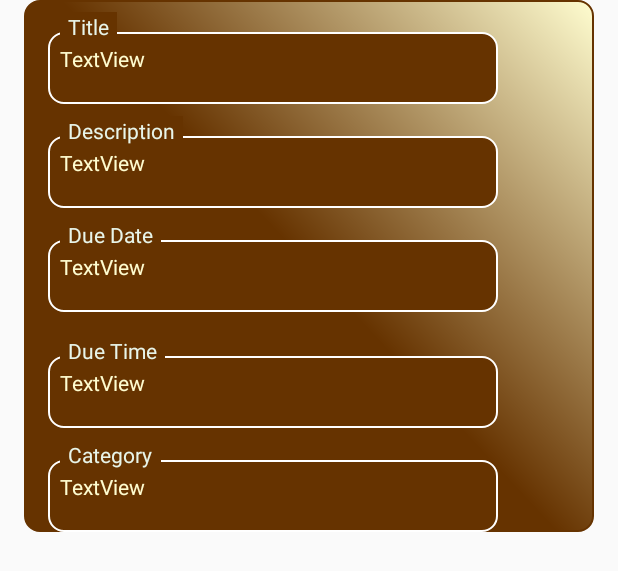
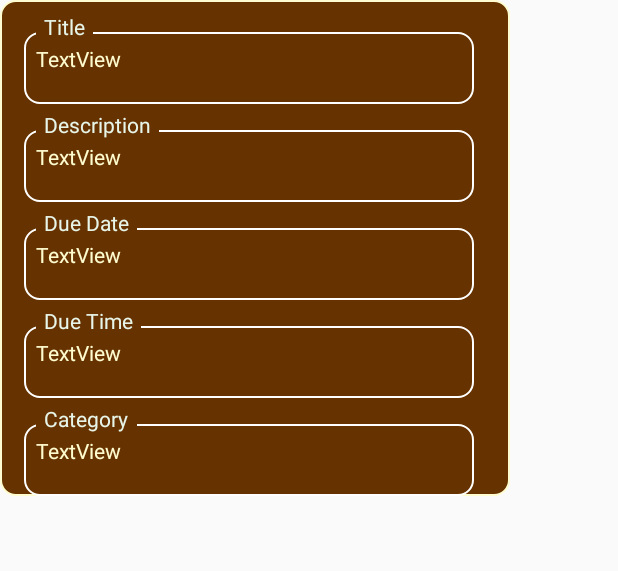
Before and after one commit to Dalton-47/Task-Management-Application, an Android app: the layout search_tasks_layout.xml on its own in the app's theme, with its tools: preview values and no code run, on a phone screen of 412 x 824 dp. Shown: the top 571 px of the screen. Run offline under Robolectric (Android 15) with nearby library versions, the phone set to English and light mode, and no system bars.

Commit message:
modified search tasks page

```diff
--- a/app/src/main/java/com/example/luna/Create_Task.java
+++ b/app/src/main/java/com/example/luna/Create_Task.java
@@ -242,7 +242,7 @@ public class Create_Task extends AppCompatActivity {
          //String title, String description, String startTimme, String dueDate, String category
          Task_Class taskObj = new Task_Class(taskTitle,taskDescription,taskDueTime,taskDueDate,taskCategory,status,dateTimeString);
          //use dueDate+dueTime as the child Ref
-         taskReference.child(dateTimeString).child(taskTitle).setValue(taskObj).addOnCompleteListener(new OnCompleteListener<Void>() {
+         taskReference.child(userId).child(taskDueDate).child(dateTimeString).setValue(taskObj).addOnCompleteListener(new OnCompleteListener<Void>() {
             @Override
             public void onComplete(@NonNull Task<Void> task) {
                if(task.isSuccessful())
--- a/app/src/main/res/layout/search_tasks_layout.xml
+++ b/app/src/main/res/layout/search_tasks_layout.xml
@@ -6,13 +6,13 @@
     xmlns:app="http://schemas.android.com/apk/res-auto">
 
     <ScrollView
-        android:layout_width="380dp"
+        android:id="@+id/scrollViewSearchTasks"
+        android:layout_width="340dp"
         android:layout_height="wrap_content"
-        android:layout_marginTop="8dp"
-        android:background="@drawable/rounded_gradient_background"
-        app:layout_constraintEnd_toEndOf="parent"
+        android:background="@drawable/button_background"
         app:layout_constraintStart_toStartOf="parent"
-        app:layout_constraintTop_toBottomOf="@+id/view11">
+        app:layout_constraintTop_toTopOf="parent">
+
 
         <LinearLayout
             android:layout_width="match_parent"
@@ -28,7 +28,7 @@
                     android:layout_height="match_parent">
 
                     <TextView
-                        android:id="@+id/textView14"
+                        android:id="@+id/textViewTaskTitle_SEARCH"
                         android:layout_width="300dp"
                         android:layout_height="48dp"
                         android:layout_marginStart="16dp"
@@ -55,7 +55,7 @@
                         app:layout_constraintTop_toTopOf="parent" />
 
                     <TextView
-                        android:id="@+id/textView21"
+                        android:id="@+id/textViewTaskDescription_SEARCH"
                         android:layout_width="300dp"
                         android:layout_height="wrap_content"
                         android:layout_marginStart="16dp"
@@ -73,17 +73,17 @@
                         android:layout_width="wrap_content"
                         android:layout_height="wrap_content"
                         android:layout_marginStart="24dp"
-                        android:layout_marginTop="8dp"
+                        android:layout_marginTop="4dp"
                         android:background="#663300"
                         android:paddingStart="5dp"
                         android:paddingEnd="5dp"
                         android:text="Description"
                         android:textColor="#E8F5E9"
                         app:layout_constraintStart_toStartOf="parent"
-                        app:layout_constraintTop_toBottomOf="@+id/textView14" />
+                        app:layout_constraintTop_toBottomOf="@+id/textViewTaskTitle_SEARCH" />
 
                     <TextView
-                        android:id="@+id/textView23"
+                        android:id="@+id/textViewTaskDueDate_SEARCH"
                         android:layout_width="300dp"
                         android:layout_height="48dp"
                         android:layout_marginStart="16dp"
@@ -100,17 +100,17 @@
                         android:layout_width="wrap_content"
                         android:layout_height="wrap_content"
                         android:layout_marginStart="24dp"
-                        android:layout_marginTop="8dp"
+                        android:layout_marginTop="4dp"
                         android:background="#663300"
                         android:paddingStart="5dp"
                         android:paddingEnd="5dp"
                         android:text="Due Date"
                         android:textColor="#E8F5E9"
                         app:layout_constraintStart_toStartOf="parent"
-                        app:layout_constraintTop_toBottomOf="@+id/textView21" />
+                        app:layout_constraintTop_toBottomOf="@+id/textViewTaskDescription_SEARCH" />
 
                     <TextView
-                        android:id="@+id/textView25"
+                        android:id="@+id/textViewTaskDueTime_SEARCH"
                         android:layout_width="300dp"
                         android:layout_height="48dp"
                         android:layout_marginStart="16dp"
@@ -127,17 +127,17 @@
                         android:layout_width="wrap_content"
                         android:layout_height="wrap_content"
                         android:layout_marginStart="24dp"
-                        android:layout_marginTop="16dp"
+                        android:layout_marginTop="4dp"
                         android:background="#663300"
                         android:paddingStart="5dp"
                         android:paddingEnd="5dp"
                         android:text="Due Time"
                         android:textColor="#E8F5E9"
                         app:layout_constraintStart_toStartOf="parent"
-                        app:layout_constraintTop_toBottomOf="@+id/textView23" />
+                        app:layout_constraintTop_toBottomOf="@+id/textViewTaskDueDate_SEARCH" />
 
                     <TextView
-                        android:id="@+id/textView29"
+                        android:id="@+id/textViewTaskCategory_SEARCH"
                         android:layout_width="300dp"
                         android:layout_height="48dp"
                         android:layout_marginStart="16dp"
@@ -154,14 +154,14 @@
                         android:layout_width="wrap_content"
                         android:layout_height="wrap_content"
                         android:layout_marginStart="24dp"
-                        android:layout_marginTop="8dp"
+                        android:layout_marginTop="4dp"
                         android:background="#663300"
                         android:paddingStart="5dp"
                         android:paddingEnd="5dp"
                         android:text="Category"
                         android:textColor="#E8F5E9"
                         app:layout_constraintStart_toStartOf="parent"
-                        app:layout_constraintTop_toBottomOf="@+id/textView25" />
+                        app:layout_constraintTop_toBottomOf="@+id/textViewTaskDueTime_SEARCH" />
 
                 </androidx.constraintlayout.widget.ConstraintLayout>
             </RelativeLayout>
```
Also changed, not shown: app/src/main/java/com/example/luna/Search_Task.java (+103 -0 lines), app/src/main/java/com/example/luna/myTasks_adapter.java (added, +81 -0 lines), app/src/main/res/layout/search_task_activity.xml (+11 -19 lines).
